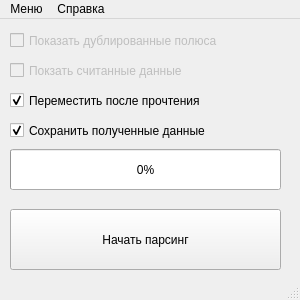
Old version of the form window/parser_window.ui in the repository Zack8629/k-med.
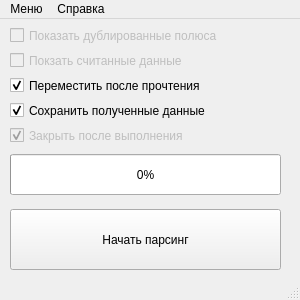
New version of the form.

Commit message: Parser v1.2.0.44 Change import UI. Parser window changes. Adding new windows. Creating a script for converting UI.

```diff
--- a/window/parser_window.ui
+++ b/window/parser_window.ui
@@ -37,7 +37,7 @@
     <property name="geometry">
      <rect>
       <x>10</x>
-      <y>70</y>
+      <y>55</y>
       <width>271</width>
       <height>23</height>
      </rect>
@@ -56,7 +56,7 @@
     <property name="geometry">
      <rect>
       <x>10</x>
-      <y>10</y>
+      <y>5</y>
       <width>271</width>
       <height>23</height>
      </rect>
@@ -72,7 +72,7 @@
     <property name="geometry">
      <rect>
       <x>10</x>
-      <y>40</y>
+      <y>30</y>
       <width>271</width>
       <height>23</height>
      </rect>
@@ -85,7 +85,7 @@
     <property name="geometry">
      <rect>
       <x>10</x>
-      <y>100</y>
+      <y>80</y>
       <width>271</width>
       <height>23</height>
      </rect>
@@ -101,7 +101,7 @@
     <property name="geometry">
      <rect>
       <x>10</x>
-      <y>130</y>
+      <y>135</y>
       <width>271</width>
       <height>41</height>
      </rect>
@@ -144,6 +144,25 @@
      <string>Начать парсинг</string>
     </property>
    </widget>
+   <widget class="QCheckBox" name="close_after_done">
+    <property name="enabled">
+     <bool>false</bool>
+    </property>
+    <property name="geometry">
+     <rect>
+      <x>10</x>
+      <y>105</y>
+      <width>271</width>
+      <height>23</height>
+     </rect>
+    </property>
+    <property name="text">
+     <string notr="true">Закрыть после выполнения</string>
+    </property>
+    <property name="checked">
+     <bool>true</bool>
+    </property>
+   </widget>
   </widget>
   <widget class="QMenuBar" name="menubar">
    <property name="enabled">
```
Left out of the diff: 9 changed lines with no effect on the pictures. The commit also changes 10 other files.
